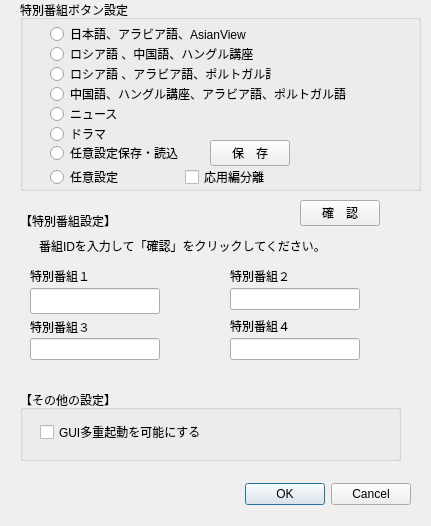
Qt form settingsdialog.ui (CSReviser/CaptureStream2) before a commit.
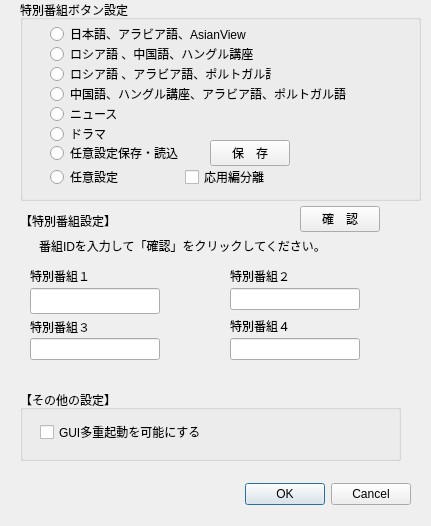
The same form after that commit.

```diff
--- a/settingsdialog.ui
+++ b/settingsdialog.ui
@@ -140,7 +140,7 @@
      <x>20</x>
      <y>0</y>
      <width>401</width>
-     <height>191</height>
+     <height>201</height>
     </rect>
    </property>
    <property name="title">
@@ -281,7 +281,7 @@
    <property name="geometry">
     <rect>
      <x>300</x>
-     <y>200</y>
+     <y>206</y>
      <width>80</width>
      <height>26</height>
     </rect>
```
